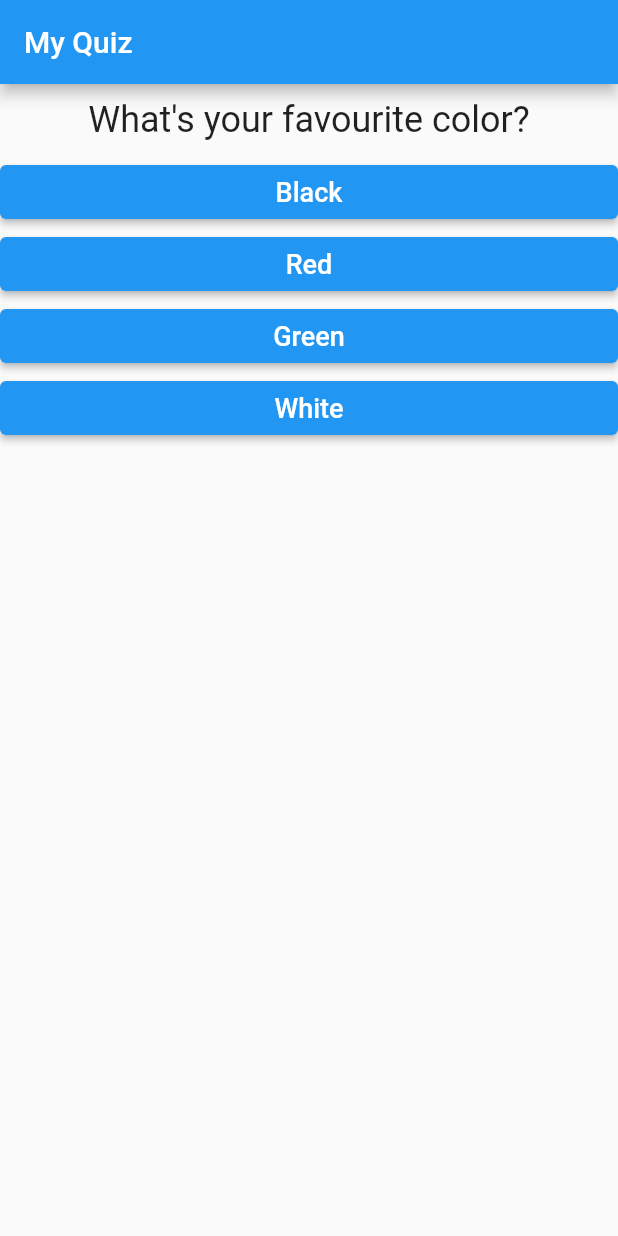
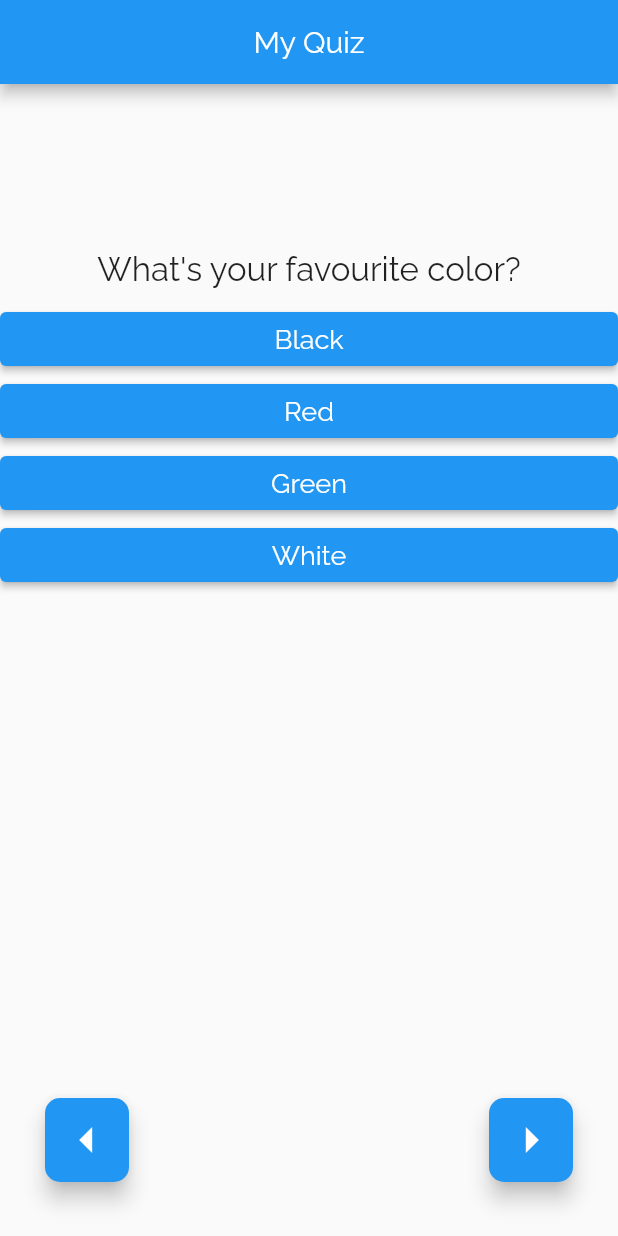
Before and after one commit to jatinraju/FlutterQuizApp, a Flutter app: the screen it shows after launch, on a phone screen of 412 x 824 dp. Run offline on Flutter 3.47's test engine with Material 2 defaults, Android fonts, the phone set to English and light mode, and no system bars.

Commit message:
adding features

```diff
--- a/lib/main.dart
+++ b/lib/main.dart
@@ -59,19 +59,88 @@ class MyAppState extends State<MyApp> {
     //print(_questionIndex);
   }
 
+  void questionNext() {
+    setState(() {
+      if (_questionIndex >= questions.length) {
+        _questionIndex = questions.length;
+      } else {
+        _questionIndex += 1;
+      }
+      print(_questionIndex);
+    });
+  }
+
+  void questionPrevious() {
+    setState(() {
+      if (_questionIndex <= 0) {
+        _questionIndex = 0;
+      } else {
+        _questionIndex -= 1;
+      }
+    });
+  }
+
   @override
   Widget build(BuildContext context) {
     return MaterialApp(
-        home: Scaffold(
-      appBar: AppBar(
-        title: Text('My Quiz'),
+      debugShowCheckedModeBanner: false,
+      theme: ThemeData(fontFamily: 'Raleway'),
+      home: Scaffold(
+        appBar: AppBar(
+            title: Center(
+          child: Text('My Quiz'),
+        )),
+        body: Container(
+          margin: const EdgeInsets.symmetric(vertical: 100),
+          child: Column(
+            children: <Widget>[
+              _questionIndex < questions.length
+                  ? Quiz(
+                      answerQuestion: answerQuestion,
+                      questions: questions,
+                      questionIndex: _questionIndex,
+                    )
+                  : Result(_totalScore, resetQuiz),
+            ],
+          ),
+        ),
+        floatingActionButtonLocation: FloatingActionButtonLocation.centerFloat,
+        floatingActionButton: Stack(
+          fit: StackFit.expand,
+          children: [
+            Positioned(
+              left: 30,
+              bottom: 20,
+              child: FloatingActionButton(
+                heroTag: 'back',
+                onPressed: questionPrevious,
+                child: const Icon(
+                  Icons.arrow_left,
+                  size: 40,
+                ),
+                shape: RoundedRectangleBorder(
+                  borderRadius: BorderRadius.circular(10),
+                ),
+              ),
+            ),
+            Positioned(
+              bottom: 20,
+              right: 30,
+              child: FloatingActionButton(
+                heroTag: 'next',
+                onPressed: questionNext,
+                child: const Icon(
+                  Icons.arrow_right,
+                  size: 40,
+                ),
+                shape: RoundedRectangleBorder(
+                  borderRadius: BorderRadius.circular(10),
+                ),
+              ),
+            ),
+          ],
+        ),
       ),
-      body: _questionIndex < questions.length
-          ? Quiz(
-              answerQuestion: answerQuestion,
-              questions: questions,
-              questionIndex: _questionIndex)
-          : Result(_totalScore, resetQuiz),
-    ));
+    );
   }
 }
--- a/lib/question.dart
+++ b/lib/question.dart
@@ -11,7 +11,7 @@ class Question extends StatelessWidget {
       margin: EdgeInsets.all(10.0),
       child: Text(
         questionText,
-        style: TextStyle(fontSize: 24),
+        style: TextStyle(fontSize: 22),
         textAlign: TextAlign.center,
       ),
     );
--- a/pubspec.yaml
+++ b/pubspec.yaml
@@ -38,6 +38,12 @@ dev_dependencies:
 
 # The following section is specific to Flutter.
 flutter:
+  fonts:
+    - family: Raleway
+      fonts:
+        - asset: fonts/Raleway-Regular.ttf
+        - asset: fonts/Raleway-Italic.ttf
+          style: italic
 
   # The following line ensures that the Material Icons font is
   # included with your application, so that you can use the icons in
```
Also changed, not shown: lib/result.dart (+6 -3 lines), fonts/Raleway-Italic.ttf (added), fonts/Raleway-Regular.ttf (added).
